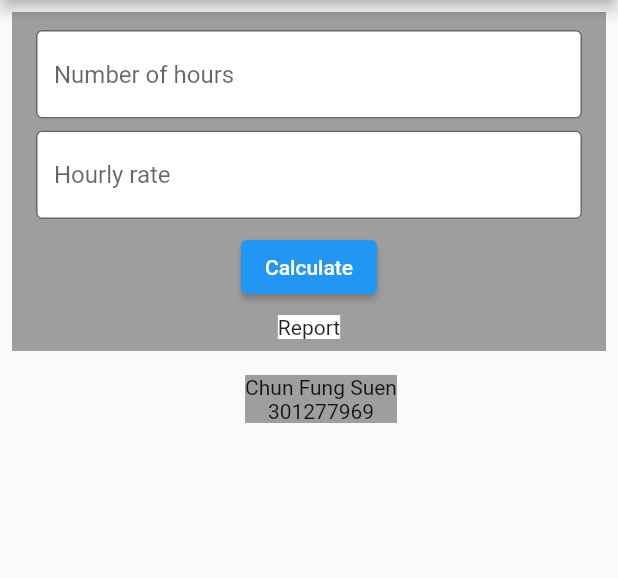
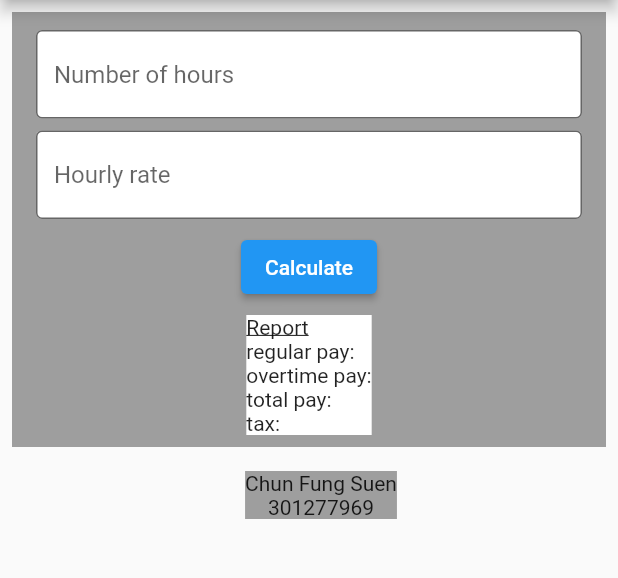
Before and after one commit to alan89251/pay_calculator, a Flutter app: the screen it shows after launch, on a phone screen of 412 x 824 dp, the part 84-662 px from its top. Run offline on Flutter 3.47's test engine with Material 2 defaults, Android fonts, the phone set to English and light mode, and no system bars.

Commit message:
Add Report part

```diff
--- a/lib/ui/main_part.dart
+++ b/lib/ui/main_part.dart
@@ -1,3 +1,5 @@
+import 'dart:ui';
+
 import 'package:flutter/material.dart';
 
 class MainPart extends StatelessWidget {
@@ -51,7 +53,29 @@ class MainPart extends StatelessWidget {
             padding: const EdgeInsets.fromLTRB(16.0, 4.0, 16.0, 8.0),
             child: Container(
               color: Colors.white,
-              child: Text('Report'),
+              child: RichText(
+                textAlign: TextAlign.left,
+                text: TextSpan(
+                  text: '',
+                  style: DefaultTextStyle.of(context).style,
+                  children: [
+                    TextSpan(
+                      text: 'Report',
+                      style: TextStyle(
+                        decoration: TextDecoration.underline
+                      )
+                    ),
+                    TextSpan(text: '\n'),
+                    TextSpan(text: 'regular pay:'),
+                    TextSpan(text: '\n'),
+                    TextSpan(text: 'overtime pay:'),
+                    TextSpan(text: '\n'),
+                    TextSpan(text: 'total pay:'),
+                    TextSpan(text: '\n'),
+                    TextSpan(text: 'tax:')
+                  ]
+                ),
+              ),
             )
           )
         )
```
